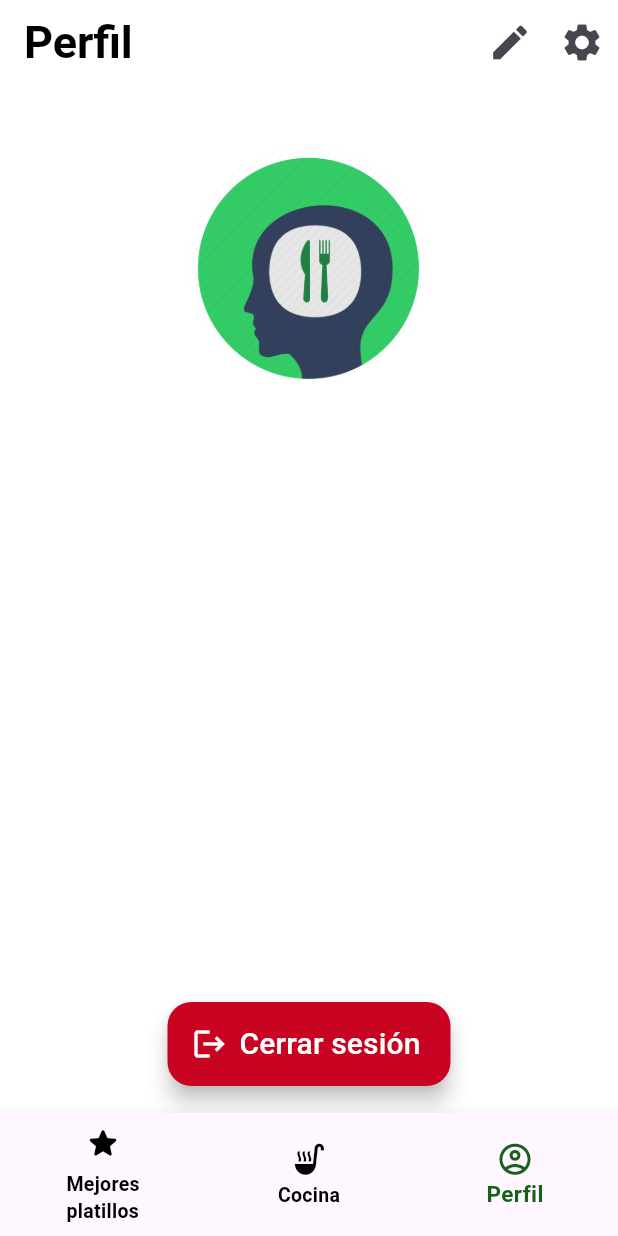
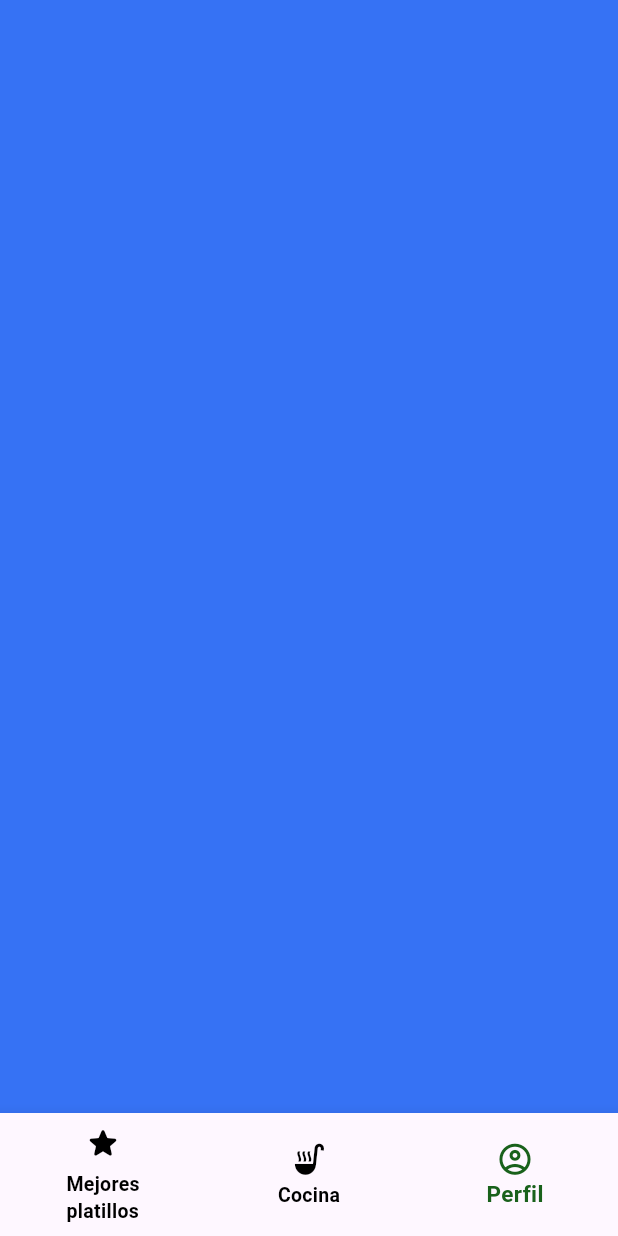
Before and after one commit to gentlemani/flutterSchool, a Flutter app: the screen it shows once a user with an empty profile is signed in, item 3 of the bottom bar chosen, on a phone screen of 412 x 824 dp. Run offline on Flutter 3.47's test engine with Material 3 defaults, Android fonts, the phone set to English and light mode, and no system bars; our stand-ins replace email_validator, firebase_auth, firebase_core, image_picker; accounts and stored records are empty.

Commit message:
Eliminación de funciones para el cambiar el fondeo de la aplicación

```diff
--- a/lib/Interface_pages/home_page.dart
+++ b/lib/Interface_pages/home_page.dart
@@ -1,5 +1,4 @@
 import 'package:flutter/material.dart';
-import 'account_page.dart';
 //import 'package:cloud_firestore/cloud_firestore.dart';
 
 class HomePage extends StatefulWidget {
@@ -14,12 +13,11 @@ class _HomePageState extends State<HomePage> {
        |    Variables    |
        |-----------------|
 */
-
   int _currentIndex = 0;
-  final List<Widget> _pages = const [
-    Screen(color: Colors.red),
-    Screen(color: Color.fromARGB(255, 244, 54, 120)),
-    Screen(color: Color.fromARGB(255, 54, 114, 244)),
+  final List<Color> _pageBackground = [
+    Colors.red,
+    const Color.fromARGB(255, 244, 54, 120),
+    const Color.fromARGB(255, 54, 114, 244),
   ];
 //List<String> docIDs = [];
 
@@ -65,14 +63,8 @@ class _HomePageState extends State<HomePage> {
 
   @override
   Widget build(BuildContext context) {
-    Widget currentPage;
-    if (_currentIndex != 2) {
-      currentPage = _pages[_currentIndex];
-    } else {
-      currentPage = const AccountPage();
-    }
     return Scaffold(
-      body: currentPage,
+      backgroundColor: _pageBackground[_currentIndex],
       bottomNavigationBar: BottomNavigationBar(
         unselectedItemColor: Colors.black,
         selectedItemColor: const Color.fromARGB(255, 25, 97, 27),
@@ -107,21 +99,3 @@ class _HomePageState extends State<HomePage> {
     );
   }
 }
-
-/*     |-------------------------------------------------------|
-       |          Extending class for screen operation         |
-       |-------------------------------------------------------|
-*/
-
-class Screen extends StatelessWidget {
-  final Color color;
-
-  const Screen({super.key, required this.color});
-
-  @override
-  Widget build(BuildContext context) {
-    return Scaffold(
-      backgroundColor: color,
-    );
-  }
-}
```
